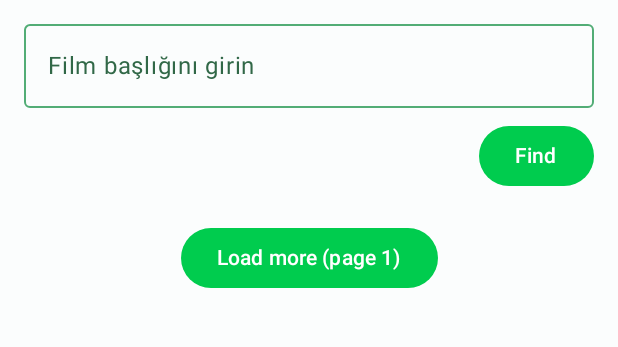
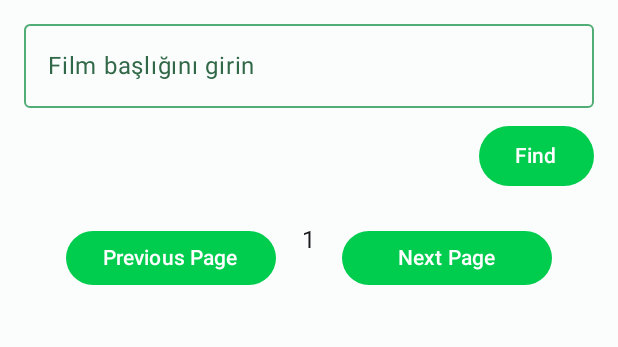
Before and after one commit to mcansensoy/Movie_List, an Android app built with Jetpack Compose: the screen it shows after launch (MainActivity), on a phone screen of 412 x 824 dp, the part 60-407 px from its top. Run offline under Robolectric (Android 15) with nearby library versions, the phone set to English and light mode, and no system bars; our stand-ins replace Dagger/Hilt's generated code; pictures from the network do not load.

Commit message:
Some buttons and layout

```diff
--- a/app/src/main/java/com/example/omdb/model/SearchResponse.kt
+++ b/app/src/main/java/com/example/omdb/model/SearchResponse.kt
@@ -2,7 +2,7 @@ package com.example.omdb.model
 
 import com.google.gson.annotations.SerializedName
 
-data class SearchResponse(
+data class  SearchResponse(
     @SerializedName("Search") val search: List<MovieItem>?,
     @SerializedName("totalResults") val totalResults: String?, // örn "123"
     @SerializedName("Response") val response: String, // "True"/"False"
--- a/app/src/main/java/com/example/omdb/ui/MovieSearchScreen.kt
+++ b/app/src/main/java/com/example/omdb/ui/MovieSearchScreen.kt
@@ -4,6 +4,7 @@ import android.R.attr.onClick
 import androidx.compose.foundation.Image
 import androidx.compose.foundation.clickable
 import androidx.compose.foundation.layout.*
+import androidx.compose.foundation.layout.Arrangement
 import androidx.compose.foundation.lazy.LazyColumn
 import androidx.compose.foundation.lazy.items
 import androidx.compose.material3.*
@@ -85,11 +86,36 @@ fun MovieSearchScreen(vm: MovieViewModel = hiltViewModel()) {
             item {
                 Spacer(Modifier.height(8.dp))
                 Row(modifier = Modifier.fillMaxWidth(), horizontalArrangement = Arrangement.Center) {
-                    Button(onClick = {
-                        page += 1
-                        vm.search(query, page) // sayfa arttır -> yeni sonuçları getirir (OMDb sayfa başına 10)
-                    }) {
-                        Text("Load more (page $page)")
+                    Button(
+                        onClick = {
+                            if(page > 1){
+                                page -= 1
+                                vm.search(query, page)
+                            }
+                        },
+                        modifier = Modifier
+                            .width(140.dp)
+                            .defaultMinSize(minHeight = 30.dp)
+                    ) {
+                        Text("Previous Page")
+                    }
+
+                    Spacer(Modifier.width(12.dp))
+                    Box(modifier = Modifier.width(20.dp)) {
+                        Text("$page",
+                            modifier = Modifier.align(Alignment.Center))
+                    }
+
+                    Spacer(Modifier.width(12.dp))
+
+                    Button(
+                        onClick = {
+                            page += 1
+                            vm.search(query, page) // sayfa arttır -> yeni sonuçları getirir (OMDb sayfa başına 10)
+                        },
+                        modifier = Modifier.width(140.dp).defaultMinSize(minHeight = 30.dp)
+                    ) {
+                        Text("Next Page")
                     }
                 }
                 Spacer(Modifier.height(8.dp))
@@ -140,6 +166,28 @@ fun MovieDetailCard(detail: MovieDetail) {
             Text("Genre: ${detail.genre ?: "Unknown"}")
             Text("Director: ${detail.director ?: "Unknown"}")
             Text("Plot: ${detail.plot ?: "Unknown"}")
+
+            Spacer(Modifier.height(12.dp))
+
+            Row(modifier = Modifier.fillMaxWidth(), horizontalArrangement = Arrangement.Center) {
+                Button(
+                    onClick = { /*TODO*/ },
+                    modifier = Modifier
+                        .width(160.dp)
+                        .defaultMinSize(minHeight = 40.dp)
+                ) {
+                    Text("Add to completed")
+                }
+                Spacer(Modifier.width(10.dp))
+                Button(
+                    onClick = { /*TODO*/ },
+                    modifier = Modifier
+                        .width(160.dp)
+                        .defaultMinSize(minHeight = 40.dp)
+                ) {
+                    Text("Add to watchlist")
+                }
+            }
         }
     }
 }
```
